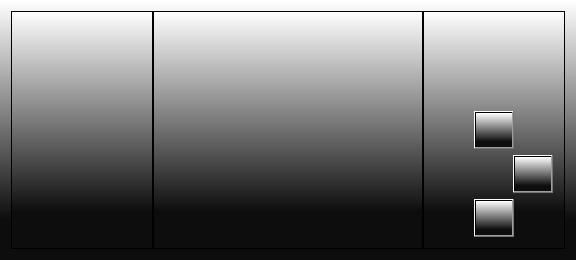
Above: mainwindow.ui from zzg19950727/QtNes before the change. Below: the same form after it.
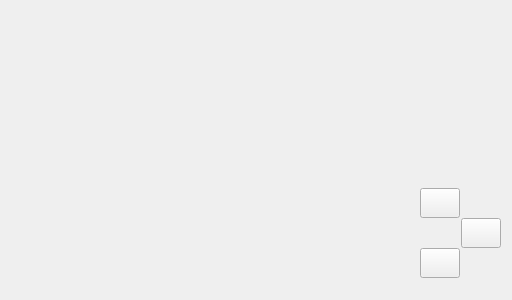
That is the form after the change. The open tabs and pages were chosen to show the change. Icons and pictures are not drawn.

Commit message: 修复按A游戏画面错误的BUG

What changed in the file:
```diff
--- a/mainwindow.ui
+++ b/mainwindow.ui
@@ -6,30 +6,39 @@
    <rect>
     <x>0</x>
     <y>0</y>
-    <width>576</width>
-    <height>260</height>
+    <width>512</width>
+    <height>300</height>
    </rect>
   </property>
   <property name="windowTitle">
    <string>MainWindow</string>
   </property>
   <property name="styleSheet">
-   <string notr="true">background-color: qlineargradient(spread:reflect, x1:0, y1:1, x2:0, y2:0, stop:0.157303 rgba(13, 13, 13, 255), stop:1 rgba(255, 255, 255, 255));</string>
+   <string notr="true"/>
   </property>
   <widget class="QWidget" name="centralWidget">
-   <layout class="QHBoxLayout" name="horizontalLayout_7">
+   <layout class="QHBoxLayout" name="horizontalLayout_7" stretch="1,2,1">
     <property name="spacing">
      <number>0</number>
     </property>
     <item>
      <widget class="QFrame" name="frame_control">
       <property name="frameShape">
-       <enum>QFrame::StyledPanel</enum>
+       <enum>QFrame::NoFrame</enum>
       </property>
       <property name="frameShadow">
        <enum>QFrame::Raised</enum>
       </property>
       <layout class="QVBoxLayout" name="verticalLayout_4">
+       <property name="spacing">
+        <number>0</number>
+       </property>
+       <property name="leftMargin">
+        <number>0</number>
+       </property>
+       <property name="rightMargin">
+        <number>0</number>
+       </property>
        <item>
         <spacer name="verticalSpacer">
          <property name="orientation">
@@ -60,16 +69,20 @@
          </item>
          <item>
           <widget class="QPushButton" name="pushButton_up">
-           <property name="maximumSize">
+           <property name="minimumSize">
             <size>
              <width>40</width>
+             <height>30</height>
+            </size>
+           </property>
+           <property name="maximumSize">
+            <size>
+             <width>16777215</width>
              <height>16777215</height>
             </size>
            </property>
            <property name="styleSheet">
-            <string notr="true">height:30;
-width:40;
-border-image: url(:/res/up.png);</string>
+            <string notr="true">border-image: url(:/res/up.png);</string>
            </property>
            <property name="text">
             <string/>
@@ -98,16 +111,20 @@
         <layout class="QHBoxLayout" name="horizontalLayout_5">
          <item>
           <widget class="QPushButton" name="pushButton_left">
-           <property name="maximumSize">
+           <property name="minimumSize">
             <size>
              <width>40</width>
+             <height>30</height>
+            </size>
+           </property>
+           <property name="maximumSize">
+            <size>
+             <width>16777215</width>
              <height>16777215</height>
             </size>
            </property>
            <property name="styleSheet">
-            <string notr="true">height:30;
-width:40;
-border-image: url(:/res/left.png);</string>
+            <string notr="true">border-image: url(:/res/left.png);</string>
            </property>
            <property name="text">
             <string/>
@@ -132,16 +149,20 @@
          </item>
          <item>
           <widget class="QPushButton" name="pushButton_right">
-           <property name="maximumSize">
+           <property name="minimumSize">
             <size>
              <width>40</width>
+             <height>30</height>
+            </size>
+           </property>
+           <property name="maximumSize">
+            <size>
+             <width>16777215</width>
              <height>16777215</height>
             </size>
            </property>
            <property name="styleSheet">
-            <string notr="true">height:30;
-width:40;
-border-image: url(:/res/right.png);</string>
+            <string notr="true">border-image: url(:/res/right.png);</string>
            </property>
            <property name="text">
             <string/>
@@ -170,16 +191,20 @@
          </item>
          <item>
           <widget class="QPushButton" name="pushButton_down">
-           <property name="maximumSize">
+           <property name="minimumSize">
             <size>
              <width>40</width>
+             <height>30</height>
+            </size>
+           </property>
+           <property name="maximumSize">
+            <size>
+             <width>16777215</width>
              <height>16777215</height>
             </size>
            </property>
            <property name="styleSheet">
-            <string notr="true">height:30;
-width:40;
-border-image: url(:/res/down.png);</string>
+            <string notr="true">border-image: url(:/res/down.png);</string>
            </property>
            <property name="text">
             <string/>
@@ -243,7 +268,7 @@
         <item>
          <widget class="QFrame" name="frame_game">
           <property name="frameShape">
-           <enum>QFrame::StyledPanel</enum>
+           <enum>QFrame::NoFrame</enum>
           </property>
           <property name="frameShadow">
            <enum>QFrame::Raised</enum>
@@ -257,12 +282,21 @@
     <item>
      <widget class="QFrame" name="frame_fight">
       <property name="frameShape">
-       <enum>QFrame::StyledPanel</enum>
+       <enum>QFrame::NoFrame</enum>
       </property>
       <property name="frameShadow">
        <enum>QFrame::Raised</enum>
       </property>
       <layout class="QVBoxLayout" name="verticalLayout">
+       <property name="spacing">
+        <number>0</number>
+       </property>
+       <property name="leftMargin">
+        <number>0</number>
+       </property>
+       <property name="rightMargin">
+        <number>0</number>
+       </property>
        <item>
         <spacer name="verticalSpacer_2">
          <property name="orientation">
@@ -293,16 +327,20 @@
          </item>
          <item>
           <widget class="QPushButton" name="pushButton_B">
-           <property name="maximumSize">
+           <property name="minimumSize">
             <size>
              <width>40</width>
+             <height>30</height>
+            </size>
+           </property>
+           <property name="maximumSize">
+            <size>
+             <width>16777215</width>
              <height>16777215</height>
             </size>
            </property>
            <property name="styleSheet">
-            <string notr="true">height:30;
-width:40;
-border-image: url(:/res/B.png);</string>
+            <string notr="true">border-image: url(:/res/B.png);</string>
            </property>
            <property name="text">
             <string/>
@@ -328,16 +366,20 @@
         <layout class="QHBoxLayout" name="horizontalLayout_2">
          <item>
           <widget class="QPushButton" name="pushButton_A">
-           <property name="maximumSize">
+           <property name="minimumSize">
             <size>
              <width>40</width>
+             <height>30</height>
+            </size>
+           </property>
+           <property name="maximumSize">
+            <size>
+             <width>16777215</width>
              <height>16777215</height>
             </size>
            </property>
            <property name="styleSheet">
-            <string notr="true">height:30;
-border-image: url(:/res/A.png);
-width:40;</string>
+            <string notr="true">border-image: url(:/res/A.png);</string>
            </property>
            <property name="text">
             <string/>
@@ -362,16 +404,20 @@
          </item>
          <item>
           <widget class="QPushButton" name="pushButton_C">
-           <property name="maximumSize">
+           <property name="minimumSize">
             <size>
              <width>40</width>
+             <height>30</height>
+            </size>
+           </property>
+           <property name="maximumSize">
+            <size>
+             <width>16777215</width>
              <height>16777215</height>
             </size>
            </property>
            <property name="styleSheet">
-            <string notr="true">height:30;
-width:40;
-border-image: url(:/res/C.png);</string>
+            <string notr="true">border-image: url(:/res/C.png);</string>
            </property>
            <property name="text">
             <string/>
@@ -397,16 +443,20 @@
          </item>
          <item>
           <widget class="QPushButton" name="pushButton_D">
-           <property name="maximumSize">
+           <property name="minimumSize">
             <size>
              <width>40</width>
+             <height>30</height>
+            </size>
+           </property>
+           <property name="maximumSize">
+            <size>
+             <width>16777215</width>
              <height>16777215</height>
             </size>
            </property>
            <property name="styleSheet">
-            <string notr="true">height:30;
-width:40;
-border-image: url(:/res/D.png);</string>
+            <string notr="true">border-image: url(:/res/D.png);</string>
            </property>
            <property name="text">
             <string/>
```
Left out of the diff: 2 changed lines with no effect on the pictures. The commit also changes 3 other files.
